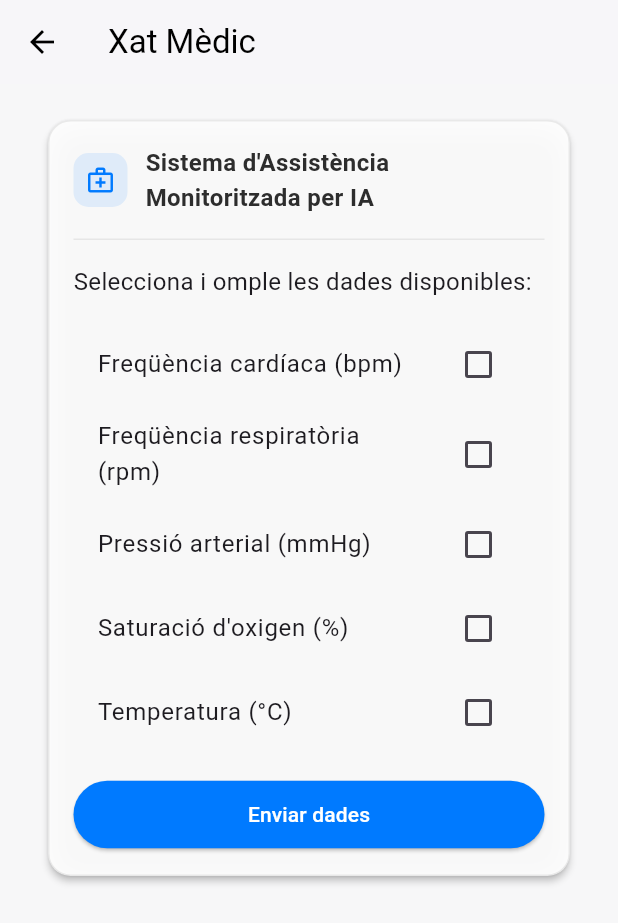
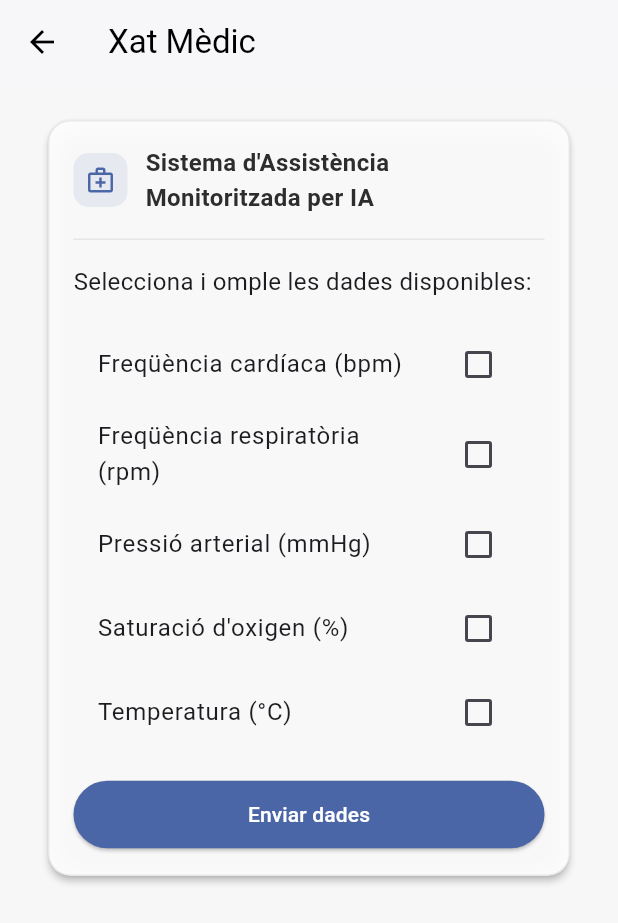
Before and after one commit to meulencv/qr_mpid, a Flutter app: the MedicalGuidePage screen opened directly, on a phone screen of 412 x 824 dp. Shown: the top 923 px of the screen. Run offline on Flutter 3.47's test engine with Material 3 defaults, Android fonts, the phone set to English and light mode, and no system bars; our stand-ins replace google_fonts, qr_flutter, shared_preferences, supabase_flutter; missing offline and left inert: mobile_scanner; accounts and stored records are empty.

Commit message:
Actualizar color principal en botones y elementos de la interfaz

```diff
--- a/lib/screens/medical_guide_page.dart
+++ b/lib/screens/medical_guide_page.dart
@@ -608,7 +608,7 @@ Resposta màxima 3-4 línies.
                       ElevatedButton(
                         onPressed: _sendData,
                         style: ElevatedButton.styleFrom(
-                          backgroundColor: const Color(0xFF007AFF),
+                          backgroundColor: const Color(0xFF4B66A6), // Color principal actualizado
                           minimumSize: const Size(double.infinity, 45),
                           foregroundColor: Colors.white, // Añadir esto
                         ),
@@ -636,7 +636,7 @@ Resposta màxima 3-4 línies.
                                 symptoms[symptom] = value ?? false;
                               });
                             },
-                            activeColor: const Color(0xFF007AFF),
+                            activeColor: const Color(0xFF4B66A6), // Color principal actualizado
                           )),
                       if (symptoms['Altres'] ?? false)
                         Padding(
@@ -670,7 +670,7 @@ Resposta màxima 3-4 línies.
                       ElevatedButton(
                         onPressed: _sendSymptoms,
                         style: ElevatedButton.styleFrom(
-                          backgroundColor: const Color(0xFF007AFF),
+                          backgroundColor: const Color(0xFF4B66A6), // Color principal actualizado
                           minimumSize: const Size(double.infinity, 45),
                           foregroundColor: Colors.white, // Añadir esto
                         ),
@@ -704,7 +704,7 @@ Resposta màxima 3-4 línies.
                           onPressed: () =>
                               setState(() => showDiagnosisForm = true),
                           style: ElevatedButton.styleFrom(
-                            backgroundColor: const Color(0xFF007AFF),
+                            backgroundColor: const Color(0xFF4B66A6), // Color principal actualizado
                             minimumSize: const Size(double.infinity, 45),
                             foregroundColor: Colors.white, // Añadir esto
                           ),
@@ -745,7 +745,7 @@ Resposta màxima 3-4 línies.
                             child: ElevatedButton(
                               onPressed: _sendDiagnosis,
                               style: ElevatedButton.styleFrom(
-                                backgroundColor: const Color(0xFF007AFF),
+                                backgroundColor: const Color(0xFF4B66A6), // Color principal actualizado
                                 minimumSize: const Size(double.infinity, 45),
                                 foregroundColor: Colors.white, // Añadir esto
                               ),
@@ -921,7 +921,7 @@ class _MedicalTestCardState extends State<MedicalTestCard> {
                       widget.test['nom_prova'], _resultController.text);
                 },
                 style: ElevatedButton.styleFrom( // Añadir esto
-                  backgroundColor: const Color(0xFF007AFF),
+                  backgroundColor: const Color(0xFF4B66A6), // Color principal actualizado
                   foregroundColor: Colors.white,
                 ), // Añadir esto
                 child: const Text('Enviar resultats'),
@@ -990,7 +990,7 @@ class _MedicalChecklistItemState extends State<MedicalChecklistItem> {
           title: Text('${widget.item.title} (${widget.item.unit})'),
           value: widget.isExpanded,
           onChanged: (bool? value) => widget.onChanged(value ?? false),
-          activeColor: const Color(0xFF007AFF),
+          activeColor: const Color(0xFF4B66A6), // Color principal actualizado
         ),
         if (widget.isExpanded)
           Padding(
@@ -1066,12 +1066,12 @@ class SystemMessage extends StatelessWidget {
                         Container(
                           padding: const EdgeInsets.all(8),
                           decoration: BoxDecoration(
-                            color: const Color(0xFF007AFF).withOpacity(0.1),
+                            color: const Color(0xFF4B66A6).withOpacity(0.1), // Color principal actualizado
                             borderRadius: BorderRadius.circular(10),
                           ),
                           child: const Icon(
                             Icons.medical_services_outlined,
-                            color: Color(0xFF007AFF),
+                            color: Color(0xFF4B66A6), // Color principal actualizado
                             size: 20,
                           ),
                         ),
@@ -1145,8 +1145,8 @@ class UserMessage extends StatelessWidget {
             padding: const EdgeInsets.all(12),
             decoration: BoxDecoration(
               color: isUserMessage
-                  ? const Color(0xFF007AFF)
-                  : const Color(0xFF34B7F1),
+                  ? const Color(0xFF4B66A6) // Color principal actualizado
+                  : const Color(0xFF5B76B6), // Variación más clara del color principal
               borderRadius: BorderRadius.only(
                 topLeft: const Radius.circular(20),
                 topRight: const Radius.circular(20),
@@ -1262,7 +1262,7 @@ class ChatInput extends StatelessWidget {
                         padding: const EdgeInsets.all(12),
                         child: const Icon(
                           Icons.send_rounded,
-                          color: Color(0xFF007AFF),
+                          color: Color(0xFF4B66A6), // Color principal actualizado
                         ),
                       ),
                     ),
```
